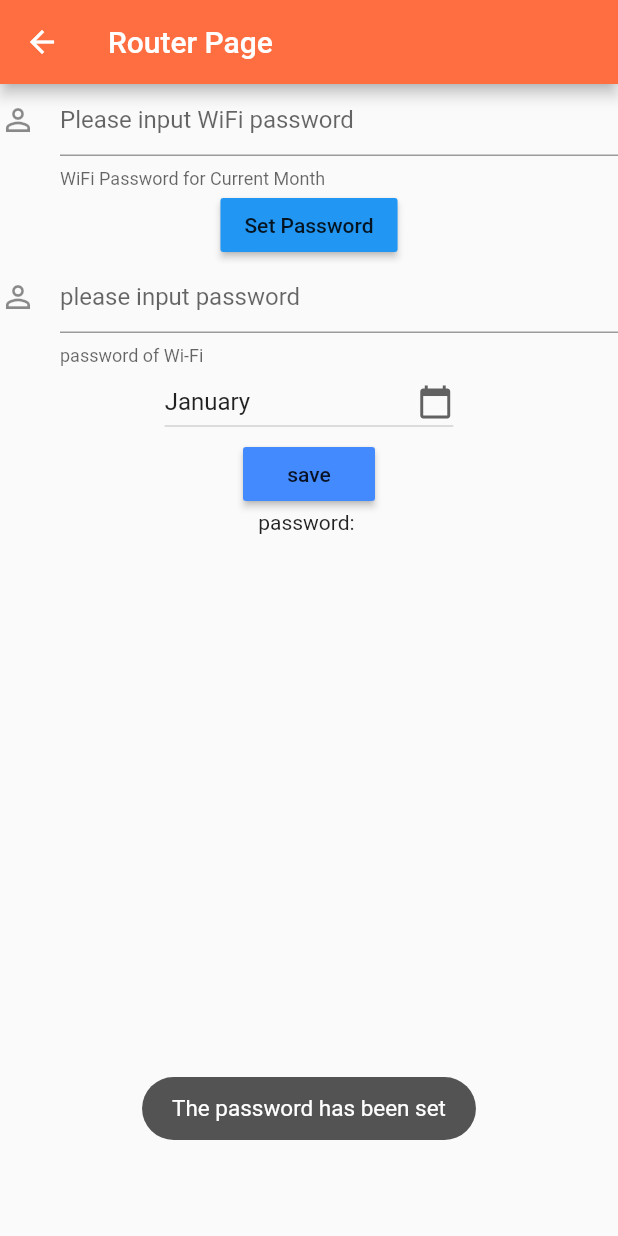
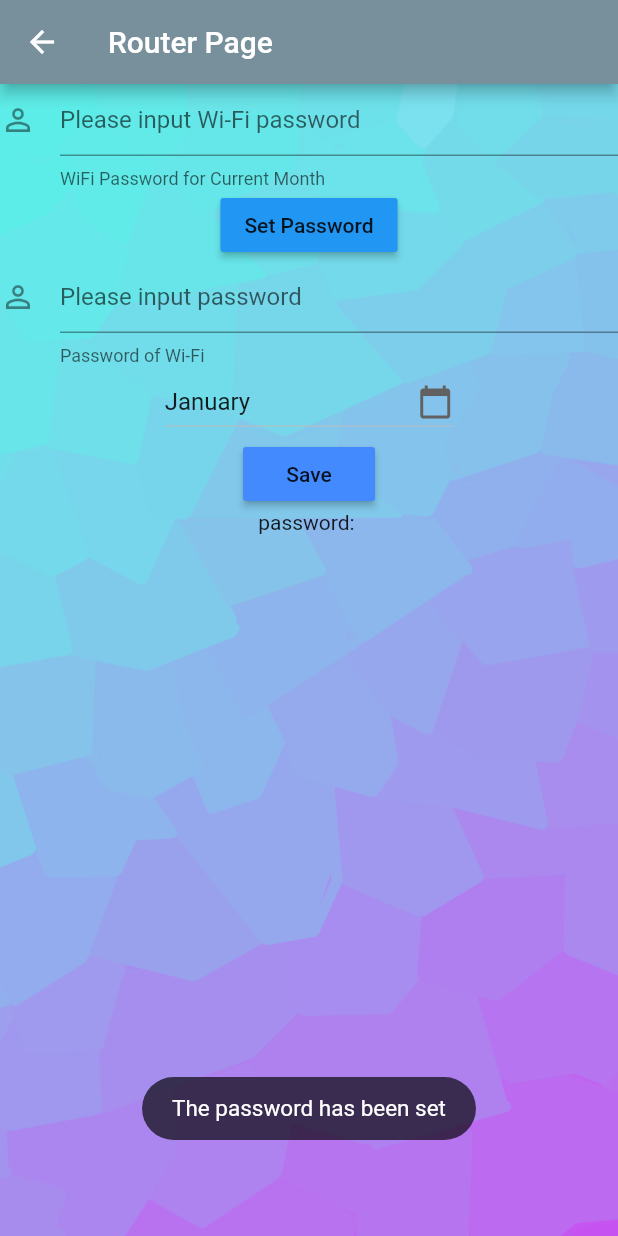
Before and after one commit to JasonSmith03/GNG2101, a Flutter app: the RouterPage screen opened directly, after a tap on "Set Password", on a phone screen of 412 x 824 dp. Run offline on Flutter 3.47's test engine with Material 2 defaults, Android fonts, the phone set to English and light mode, and no system bars; our stand-ins replace shared_preferences, toast; accounts and stored records are empty; network calls fail.

```diff
--- a/lib/main.dart
+++ b/lib/main.dart
@@ -5,11 +5,11 @@ import 'package:toast/toast.dart';
 import 'dart:async';
 import 'package:shared_preferences/shared_preferences.dart';
 
-void main() => runApp(MaterialApp(title: "AutoConnect", home: MainActivity(),
+void main() => runApp(MaterialApp(title: 'AutoConnect', home: MainActivity(),
     routes: <String, WidgetBuilder>{
-      "/SetPasswordPage" : (BuildContext context) => new SetPasswordPage(),
-      "/UsePasswordPage" : (BuildContext context) => new UsePasswordPage(),
-      "/SavedPasswordPage" : (BuildContext context) => new SavedPasswordPage()
+      '/SetPasswordPage' : (BuildContext context) => new SetPasswordPage(),
+      '/UsePasswordPage' : (BuildContext context) => new UsePasswordPage(),
+      '/SavedPasswordPage' : (BuildContext context) => new SavedPasswordPage()
     }));
 
 class MainActivity extends StatefulWidget {
@@ -29,13 +29,13 @@ class _MainActivityState extends State {
 
     return showDialog(context: context, builder: (context){
       return AlertDialog(
-        title: Text("Enter Password"),
+        title: Text('Enter Password'),
         content: TextField(
           controller: customController,
         ),
         actions: <Widget>[
           MaterialButton(
-            child: Text("Enter"),
+            child: Text('Enter'),
             onPressed: (){
               if (customController.text.toString() == pass){
                 //Navigator.of(context).pop;
@@ -58,11 +58,18 @@ class _MainActivityState extends State {
   Widget build(BuildContext context) {
 
     return Scaffold(
-      backgroundColor: Colors.blue,
+      //backgroundColor: Colors.blue,
       appBar: AppBar(
         title: Text('AutoConnect'),
+        backgroundColor: Colors.blueGrey[400]
       ),
       body: Container(
+        decoration: BoxDecoration(
+          image: DecorationImage(
+            image: AssetImage('assets/BackgroundSupesLight.png'),
+            fit: BoxFit.cover
+          )
+        ),
         child: Center(
           child: Column(
             mainAxisAlignment: MainAxisAlignment.center,
@@ -72,7 +79,7 @@ class _MainActivityState extends State {
                 style: TextStyle(fontSize: 20, fontStyle: FontStyle.italic),
               ),
               RaisedButton(
-                child: Text("AutoConnect"),
+                child: Text('AutoConnect'),
                 onPressed: (){
                   setState(() {
                     if (msg == 'Autoconnect: ON') {
@@ -85,8 +92,8 @@ class _MainActivityState extends State {
                     }
                   });
                 },
-                color: Colors.blueAccent,
-                textColor: Colors.white,
+                  color: Colors.blue,
+                textColor: Colors.black,
                 padding: EdgeInsets.fromLTRB(10, 10, 10, 10),
                 splashColor: Colors.grey,
               ),
@@ -94,12 +101,13 @@ class _MainActivityState extends State {
               //Server response text
               Padding(
                 padding: const EdgeInsets.all(8.0),
+                //child: Text(status),
                 child: Text('Password: ' + serverResponse),
               ),
 
               RaisedButton(
-                child: Text("Admin"),
-                color: Colors.grey,
+                child: Text('Admin'),
+                color: Colors.blueGrey[300],
                 onPressed: () {
                   createAlertDialog(context);
                 },
@@ -122,10 +130,13 @@ class _MainActivityState extends State {
 //  }
 //
 
-    _makeGetRequest() async {
-      Response response = await get(_localhost());
-      setState(() {
-      serverResponse = response.body;
+  _makeGetRequest() async {
+    Response response = await get(_localhost());
+    Map<String, String> headers = response.headers;
+    String contentType = headers['content-type'];
+    String json = response.body;
+    setState(() {
+      serverResponse = json;
     });
   }
   String _localhost() {
@@ -134,7 +145,6 @@ class _MainActivityState extends State {
     else // for iOS simulator
       return 'http://ec2-35-182-74-15.ca-central-1.compute.amazonaws.com:9000/';
   }
-
 }
 
 class SecondRoute extends StatelessWidget {
@@ -142,7 +152,7 @@ class SecondRoute extends StatelessWidget {
   Widget build(BuildContext context) {
     return Scaffold(
       appBar: AppBar(
-        title: Text("Wi-fi Config Screen"),
+        title: Text('Wi-fi Config Screen'),
       ),
       body: Center(
         child: RaisedButton(
@@ -170,8 +180,11 @@ class _RouterPageState extends State<RouterPage>{
   ///For reading the inputted password and storing
   final readInputText = TextEditingController();
   final readMonthText = TextEditingController();
-  String inputPassword = "";
-  String inputMonth = "";
+  TextEditingController currentPassword = TextEditingController();
+  String inputPassword = '';
+  String inputMonth = '';
+  String currentPasswordstr = '';// to be used in POST method to send json object
+  String currPass = ''; //store the entered password value; used with currentPassword Controller
   //int counter = 0;
   //var values = ["", ""];
 
@@ -220,8 +233,14 @@ class _RouterPageState extends State<RouterPage>{
   @override
   Widget build(BuildContext context){
     return new Scaffold(
-      appBar: new AppBar(title: new Text("Router Page"), backgroundColor: Colors.deepOrangeAccent),
+      appBar: new AppBar(title: new Text("Router Page"), backgroundColor: Colors.blueGrey[400]),
       body: new Container(
+        decoration: BoxDecoration(
+          image: DecorationImage(
+            image: AssetImage('assets/BackgroundSupesLight.png'),
+            fit: BoxFit.cover
+          )
+        ),
         child: Center(
           child: Column(
             children: <Widget>[
@@ -229,7 +248,7 @@ class _RouterPageState extends State<RouterPage>{
                 decoration:  InputDecoration(
                     contentPadding: const EdgeInsets.only(top: 10.0),
                     icon:  Icon(Icons.perm_identity),
-                    labelText: "Please input WiFi password",
+                    labelText: "Please input Wi-Fi password",
                     helperText: "WiFi Password for Current Month"),
               ),
               RaisedButton(
@@ -237,6 +256,8 @@ class _RouterPageState extends State<RouterPage>{
                 child : Text("Set Password"),
                 onPressed: (){
                   Toast.show("The password has been set", context, duration: Toast.LENGTH_LONG, gravity: Toast.BOTTOM);
+                  currPass = currentPassword.text;
+                  _makePostRequest();
                 },
               ),
 
@@ -245,8 +266,8 @@ class _RouterPageState extends State<RouterPage>{
                 decoration:  InputDecoration(
                     contentPadding: const EdgeInsets.only(top: 10.0),
                     icon:  Icon(Icons.perm_identity),
-                    labelText: "please input password",
-                    helperText: "password of Wi-Fi"),
+                    labelText: "Please input password",
+                    helperText: "Password of Wi-Fi"),
               ),
 
               DropdownButton<String>(
@@ -310,15 +331,11 @@ class _RouterPageState extends State<RouterPage>{
                     dropDownValue = value;
                   });
                 },
-
-
-
-
               ),
 
               RaisedButton(
                   color: Colors.blueAccent,
-                  child: Text("save"),
+                  child: Text("Save"),
                   onPressed: () {
                     Toast.show("Password has been saved", context, duration: Toast.LENGTH_LONG, gravity: Toast.BOTTOM);
 
@@ -336,10 +353,8 @@ class _RouterPageState extends State<RouterPage>{
                       getPass();
                     }
                     );
-
                   }),
               new Text('password: $_final'),
-
             ],
           )
         ),
@@ -347,13 +362,11 @@ class _RouterPageState extends State<RouterPage>{
     );
   }
 
-
-
 /*
   @override
   Widget build(BuildContext context){
         return new Scaffold(
-            appBar: new AppBar(title: new Text("Router Page"), backgroundColor: Colors.deepOrangeAccent),
+            appBar: new AppBar(title: new Text('Router Page'), backgroundColor: Colors.deepOrangeAccent),
             body: new Container(
  //               child: Center(
                     child: Column(
@@ -368,7 +381,8 @@ class _RouterPageState extends State<RouterPage>{
                               ),
                             Expanded(
                               child: TextField(
-                              decoration: InputDecoration(hintText: "current wifi password"),
+                                controller: currentPassword,
+                                decoration: InputDecoration(hintText: 'current wifi password'),
                             ),
                             )
                           ]),
@@ -377,9 +391,12 @@ class _RouterPageState extends State<RouterPage>{
                         Align(
                           alignment: Alignment.bottomCenter,
                           child: RaisedButton(
-                            child : Text("Use Password"),
+                            child : Text('Use Password'),
                             color : Colors.green,
-                            onPressed: (){}
+                            onPressed: (){
+                              currentPasswordstr = currentPassword.text;
+                              _makePostRequest();
+                            }
                           ),
                         ),
                       // new RaisedButton(
@@ -396,7 +413,7 @@ class _RouterPageState extends State<RouterPage>{
                                   ),
                                   Expanded(
                                     child: TextField(
-                                      decoration: InputDecoration(hintText: "Enter wifi password"),
+                                      decoration: InputDecoration(hintText: 'Enter wifi password'),
                                       controller: readInputText,
                                     ),
                                   )
@@ -412,7 +429,7 @@ class _RouterPageState extends State<RouterPage>{
                                   ),
                                   Expanded(
                                     child: TextField(
-                                      decoration: InputDecoration(hintText: "password Month"),
+                                      decoration: InputDecoration(hintText: 'password Month'),
                                       controller: readMonthText,
                                     ),
 
@@ -424,14 +441,14 @@ class _RouterPageState extends State<RouterPage>{
                           Align(
                             alignment: Alignment.bottomCenter,
                             child: RaisedButton(
-                                child : Text("Set Password"),
+                                child : Text('Set Password'),
                                 color : Colors.green,
                                 onPressed: (){
-                                  if (readMonthText.text != ""){
+                                  if (readMonthText.text != ''){
                                     onPressed();
-                                    Toast.show("The password has successfully been stored!", context, duration: Toast.LENGTH_LONG, gravity: Toast.BOTTOM);
+                                    Toast.show('The password has successfully been stored!', context, duration: Toast.LENGTH_LONG, gravity: Toast.BOTTOM);
                                   } else {
-                                    Toast.show("Please a month for the password.", context, duration: Toast.LENGTH_LONG, gravity: Toast.BOTTOM);
+                                    Toast.show('Please a month for the password.', context, duration: Toast.LENGTH_LONG, gravity: Toast.BOTTOM);
                                   }
                                 }
                             ),
@@ -440,7 +457,7 @@ class _RouterPageState extends State<RouterPage>{
 
                           //Add  text to say "Passwords to send"
                           new Text(
-                            "Passwords to Save",
+                            'Passwords to Save',
                              style : TextStyle(
                               fontSize : 26.0,
                           )
@@ -450,7 +467,7 @@ class _RouterPageState extends State<RouterPage>{
                           Padding(
                             padding: EdgeInsets.all(8.0),
                             child: new Text(
-                              inputMonth + ":         " + inputPassword,
+                              inputMonth + '          :          ' + inputPassword,
                               style: TextStyle(
                                 fontSize: 36,
                               ),
@@ -464,8 +481,30 @@ class _RouterPageState extends State<RouterPage>{
         )
     );
   }
+ */
+  //TODO post to server
+  _makePostRequest() async {
+  // set up POST request arguments
+  String url = 'http://ec2-35-182-74-15.ca-central-1.compute.amazonaws.com:9000/';
+  Map<String, String> headers = {"content-type": "application/json"};
+  String json = '{"title": "keyword", "body": currPass}';
+  // make POST request
+  Response response = await post(url, headers: headers, body: json);
+  // check the status code for the result
+  int statusCode = response.statusCode;
+  // this API passes back the id of the new item added to the body
+  String body = response.body;
+   setState(() {
+      currentPasswordstr = body;
+    });
+  // {
+  //   "title": "Hello",
+  //   "body": "body text",
+  //   "userId": 1,
+  //   "id": 101
+  // }
+}
 
- */
 }
 
 
@@ -474,7 +513,7 @@ class SetPasswordPage extends StatelessWidget{
   @override
   Widget build(BuildContext context) {
     return new Scaffold(
-        appBar: new AppBar(title : new Text("SetPasswordPage"),backgroundColor: Colors.deepOrangeAccent),
+        appBar: new AppBar(title : new Text('SetPasswordPage'),backgroundColor: Colors.deepOrangeAccent),
         body : new Container(
             child: Center(
                 child : Column(
@@ -498,7 +537,7 @@ class UsePasswordPage extends StatelessWidget{
   Widget build(BuildContext context) {
 
     return new Scaffold(
-        appBar: new AppBar(title: new Text("UsePasswordPage"), backgroundColor: Colors.deepOrangeAccent),
+        appBar: new AppBar(title: new Text('UsePasswordPage'), backgroundColor: Colors.deepOrangeAccent),
         body : new Container(
             child : Center(
                 child : Column(
@@ -520,7 +559,7 @@ class SavedPasswordPage extends StatelessWidget{
   @override
   Widget build(BuildContext context) {
     return new Scaffold(
-        appBar: new AppBar(title : new Text("SavedPasswordPage"),backgroundColor: Colors.deepOrangeAccent),
+        appBar: new AppBar(title : new Text('SavedPasswordPage'),backgroundColor: Colors.deepOrangeAccent),
         body : new Container(
             child: Center(
                 child : Column(
--- a/pubspec.yaml
+++ b/pubspec.yaml
@@ -24,6 +24,8 @@ dependencies:
   # The following adds the Cupertino Icons font to your application.
   # Use with the CupertinoIcons class for iOS style icons.
   cupertino_icons: ^0.1.2
+  shared_preferences: ^0.5.4+3
+  path_provider: ^1.4.0
 
 dev_dependencies:
   flutter_test:
@@ -45,6 +47,8 @@ flutter:
   # assets:
   #  - images/a_dot_burr.jpeg
   #  - images/a_dot_ham.jpeg
+  assets:
+    - assets/BackgroundSupesLight.png
 
   # An image asset can refer to one or more resolution-specific "variants", see
   # https://flutter.dev/assets-and-images/#resolution-aware.
```
Also changed, not shown: assets/BackgroundSupesLight.png (added), pubspec.lock.
